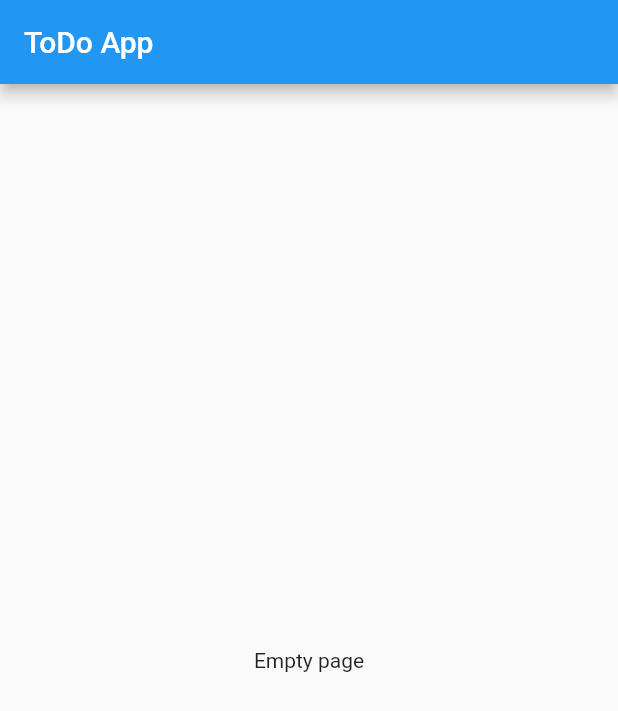
After one commit to TalebRafiepour/todo_with_bloc_pattern, a Flutter app: the screen it shows after launch, on a phone screen of 412 x 824 dp. The commit adds this screen. Shown: the top 711 px of the screen. Run offline on Flutter 3.47's test engine with Material 2 defaults, Android fonts, the phone set to English and light mode, and no system bars.

Commit message:
➕ Added Routing

```diff
--- /dev/null
+++ b/lib/foundation/constants/routes.dart
@@ -0,0 +1,3 @@
+class ToDoRoutes {
+  static String todoHomeScreen = 'todoHomeScreen';
+}
--- /dev/null
+++ b/lib/foundation/router.dart
@@ -0,0 +1,10 @@
+import 'package:flutter/material.dart';
+import 'package:todo_with_bloc_pattern/todo/view/todo_home_screen.dart';
+
+import 'constants/routes.dart';
+
+class ToDoRouter {
+  static Map<String, WidgetBuilder> routes = {
+    ToDoRoutes.todoHomeScreen: (contex) => const ToDoHomeScreen(),
+  };
+}
--- /dev/null
+++ b/lib/todo/view/todo_home_screen.dart
@@ -0,0 +1,22 @@
+import 'package:flutter/material.dart';
+
+class ToDoHomeScreen extends StatefulWidget {
+  const ToDoHomeScreen({Key? key}) : super(key: key);
+
+  @override
+  State<ToDoHomeScreen> createState() => _ToDoHomeScreenState();
+}
+
+class _ToDoHomeScreenState extends State<ToDoHomeScreen> {
+  @override
+  Widget build(BuildContext context) {
+    return Scaffold(
+      appBar: AppBar(
+        title: const Text('ToDo App'),
+      ),
+      body: const Center(
+        child: Text('Empty page'),
+      ),
+    );
+  }
+}
```
Also changed, not shown: lib/main.dart (+4 -25 lines).
